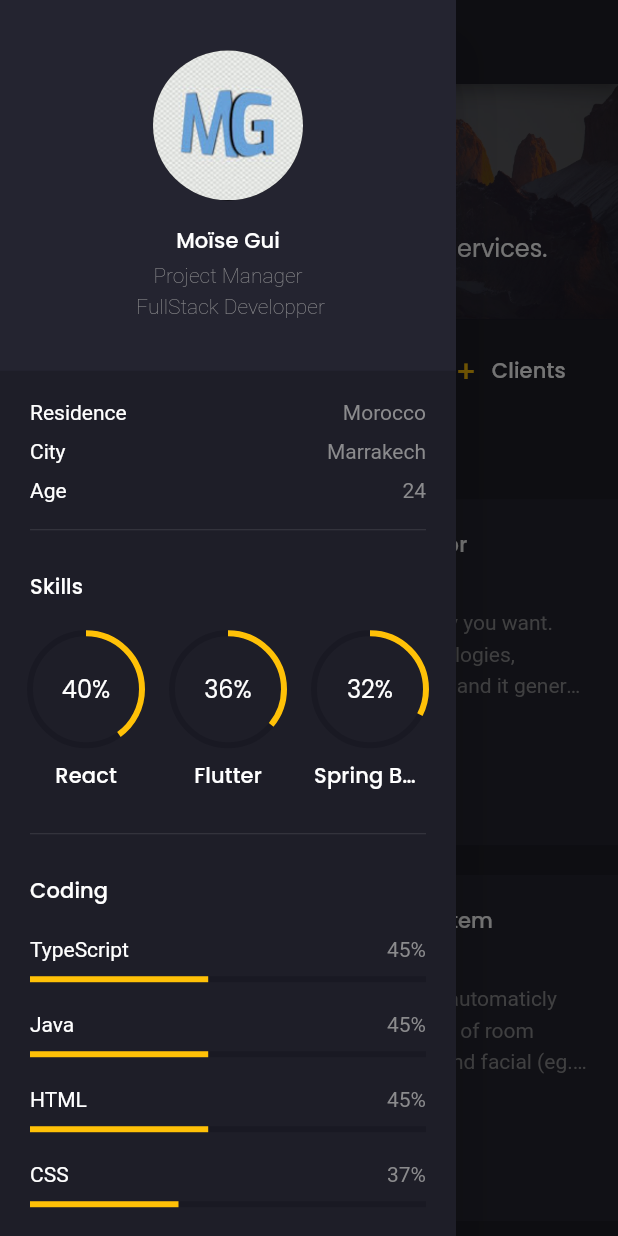
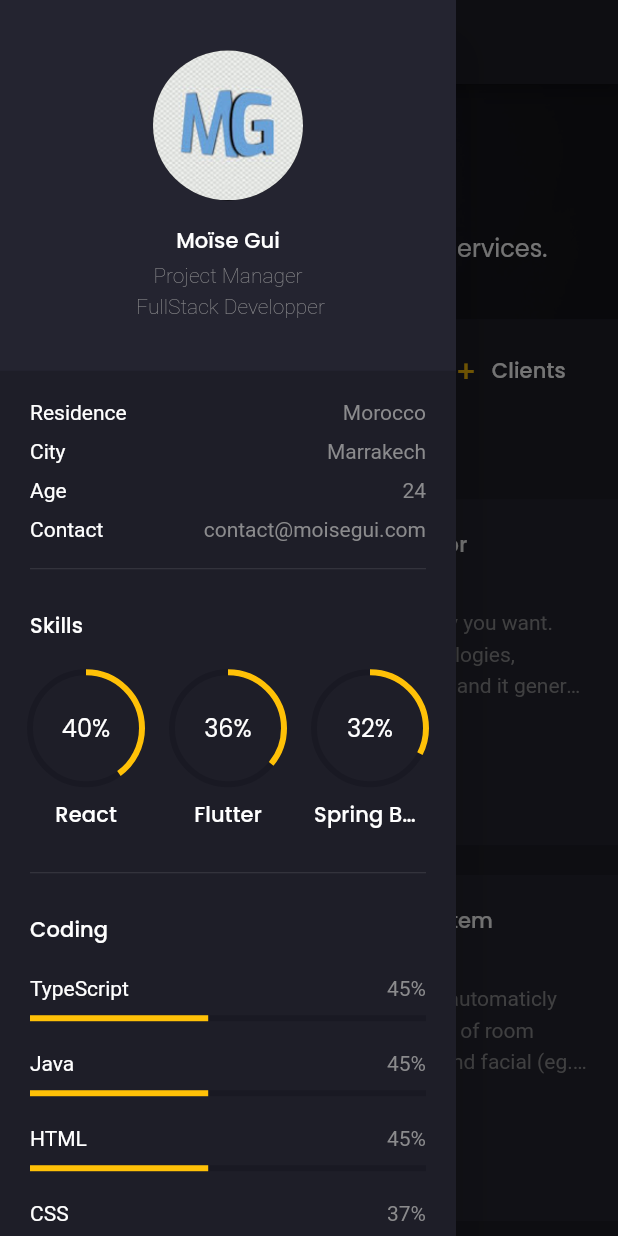
Before and after one commit to MoiseGui/myPortfolio, a Flutter app: the screen it shows after launch, with the side drawer open, on a phone screen of 412 x 824 dp. Run offline on Flutter 3.47's test engine with Material 2 defaults, Android fonts, the light colour scheme and no system bars; drawn by our look-alikes of animated_text_kit; our stand-ins replace flutter_svg, google_fonts; missing offline and left inert: dart:js.

Commit message:
contact added, recommandations removed

```diff
--- a/lib/screens/home/components/home_banner.dart
+++ b/lib/screens/home/components/home_banner.dart
@@ -1,6 +1,7 @@
 import 'package:animated_text_kit/animated_text_kit.dart';
 import 'package:flutter/material.dart';
 import 'package:flutter_profile/responsive.dart';
+import 'dart:js' as js;
 
 import '../../../constants.dart';
 
@@ -17,7 +18,7 @@ class HomeBanner extends StatelessWidget {
         fit: StackFit.expand,
         children: [
           Image.asset(
-            "assets/images/bg.jpeg",
+            "assets/images/moi.jpg",
             fit: BoxFit.cover,
           ),
           Container(color: darkColor.withOpacity(0.66)),
@@ -45,7 +46,9 @@ class HomeBanner extends StatelessWidget {
                 SizedBox(height: defaultPadding),
                 if (!Responsive.isMobileLarge(context))
                   ElevatedButton(
-                    onPressed: () {},
+                    onPressed: () {
+                      js.context.callMethod('open', ['mailto:contact@moisegui.com']);
+                    },
                     style: TextButton.styleFrom(
                       padding: EdgeInsets.symmetric(
                           horizontal: defaultPadding * 2,
--- a/lib/screens/home/home_screen.dart
+++ b/lib/screens/home/home_screen.dart
@@ -16,7 +16,7 @@ class HomeScreen extends StatelessWidget {
         HomeBanner(),
         HighLightsInfo(),
         MyProjects(),
-        Recommendations(),
+//        Recommendations(),
       ],
     );
   }
--- a/lib/screens/main/components/side_menu.dart
+++ b/lib/screens/main/components/side_menu.dart
@@ -37,6 +37,10 @@ class SideMenu extends StatelessWidget {
                     AreaInfoText(
                       title: "Age",
                       text: "24",
+                    ),
+                    AreaInfoText(
+                      title: "Contact",
+                      text: "contact@moisegui.com",
                     ),
                     Skills(),
                     SizedBox(height: defaultPadding),
```
Also changed, not shown: assets/images/moi.jpg (added).
